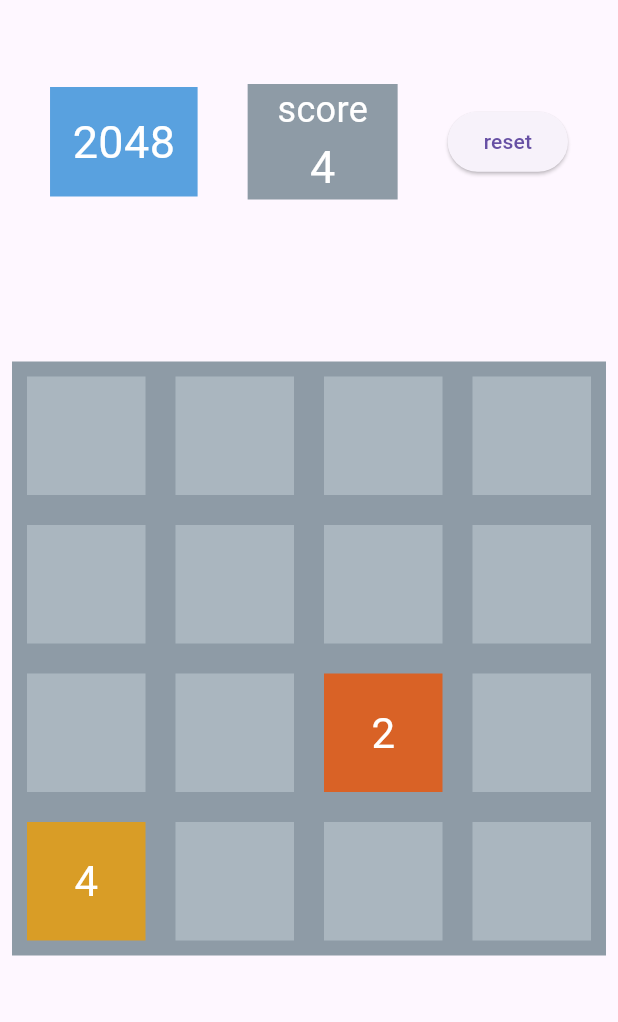
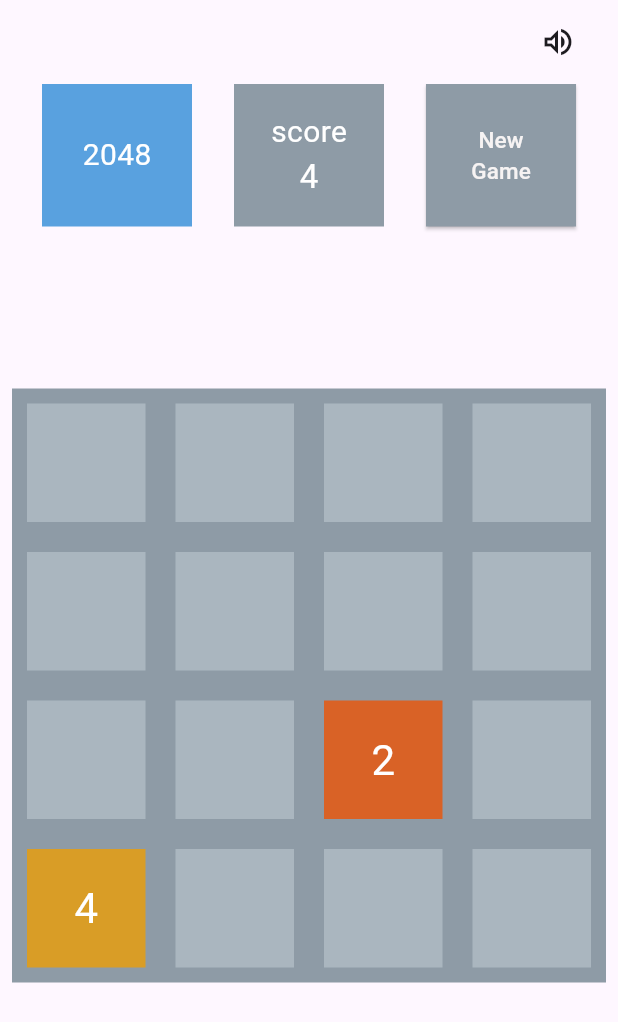
Before and after one commit to NoamAvitan1/application_game2048, a Flutter app: the screen it shows after launch, on a phone screen of 412 x 824 dp. Shown: the top 1022 px of the screen. Run offline on Flutter 3.47's test engine with Material 3 defaults, Android fonts, the phone set to English and light mode, and no system bars; our stand-ins replace audioplayers.

Commit message:
fixed style for buttons

```diff
--- a/lib/main.dart
+++ b/lib/main.dart
@@ -283,7 +283,17 @@ class _MyHomePageState extends State<MyHomePage>
   Widget build(BuildContext context) {
     return Scaffold(
       appBar: AppBar(
-        title: const Text(''),
+        title: Row(
+          mainAxisAlignment: MainAxisAlignment.end,
+          children: [
+            IconButton(
+              onPressed: () => toggleSound(),
+              icon: isSoundEnabled
+                  ? const Icon(Icons.volume_up_outlined)
+                  : const Icon(Icons.volume_off_outlined),
+            ),
+          ],
+        ),
       ),
       body: Column(
         crossAxisAlignment: CrossAxisAlignment.stretch,
@@ -291,36 +301,75 @@ class _MyHomePageState extends State<MyHomePage>
           Row(
             mainAxisAlignment: MainAxisAlignment.spaceEvenly,
             children: [
-              Container(
+              SizedBox(
+                width: 100,
+                height: 95,
+                child: Container(
                   padding: const EdgeInsets.all(15),
                   color: const Color.fromARGB(255, 89, 161, 223),
-                child: const Text(
+                  child: const Center(
+                    child: Text(
                       '2048',
-                  style: TextStyle(color: Colors.white, fontSize: 30),
+                      style: TextStyle(color: Colors.white, fontSize: 20),
                     ),
                   ),
-              Container(
+                ),
+              ),
+              SizedBox(
                 width: 100,
+                height: 95,
+                child: Container(
                   color: const Color.fromARGB(255, 142, 155, 166),
                   child: Padding(
-                  padding: const EdgeInsets.all(0),
+                    padding: const EdgeInsets.all(2),
                     child: Column(
+                      mainAxisAlignment: MainAxisAlignment.center,
                       children: [
                         const Text(
                           'score',
-                        style: TextStyle(color: Colors.white, fontSize: 24),
+                          style: TextStyle(color: Colors.white, fontSize: 20),
                         ),
                         Text(
                           score.toString(),
-                        style: const TextStyle(color: Colors.white, fontSize: 30),
+                          style: const TextStyle(
+                              color: Colors.white, fontSize: 22),
                         ),
                       ],
                     ),
                   ),
                 ),
-              ElevatedButton(
+              ),
+              SizedBox(
+                width: 100,
+                height: 95,
+                child: ElevatedButton(
+                  style: ButtonStyle(
+                    backgroundColor: MaterialStateProperty.all<Color>(
+                      const Color.fromARGB(255, 142, 155, 166),
+                    ),
+                    shape: MaterialStateProperty.all<RoundedRectangleBorder>(
+                      RoundedRectangleBorder(
+                        borderRadius: BorderRadius.circular(0),
+                      ),
+                    ),
+                  ),
                   onPressed: () => reset(),
-                child: const Text('reset'),
+                  child: const Center(
+                    child: Column(
+                      mainAxisAlignment: MainAxisAlignment.center,
+                      children: [
+                        Text(
+                          'New',
+                          style: TextStyle(color: Color.fromARGB(255, 246, 243, 243), fontSize: 15),
+                        ),
+                        Text(
+                          'Game',
+                          style: TextStyle(color: Color.fromARGB(255, 246, 243, 243), fontSize: 15),
+                        ),
+                      ],
+                    ),
+                  ),
+                ),
               ),
             ],
           ),
@@ -358,8 +407,8 @@ class _MyHomePageState extends State<MyHomePage>
                                       1.0,
                                       (board[row][col] * 10) % 360,
                                       0.7,
-                                          0.5)
-                                      .toColor(),
+                                      0.5,
+                                    ).toColor(),
                               margin: const EdgeInsets.all(10),
                               alignment: Alignment.center,
                               child: Text(
```
Lines whose indentation alone changed are shown as unchanged.
